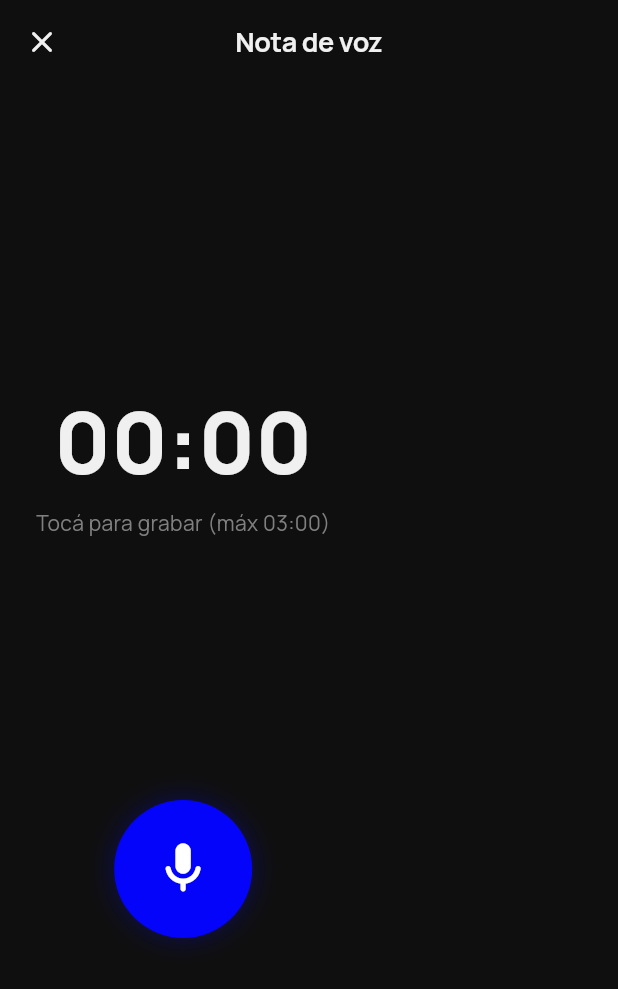
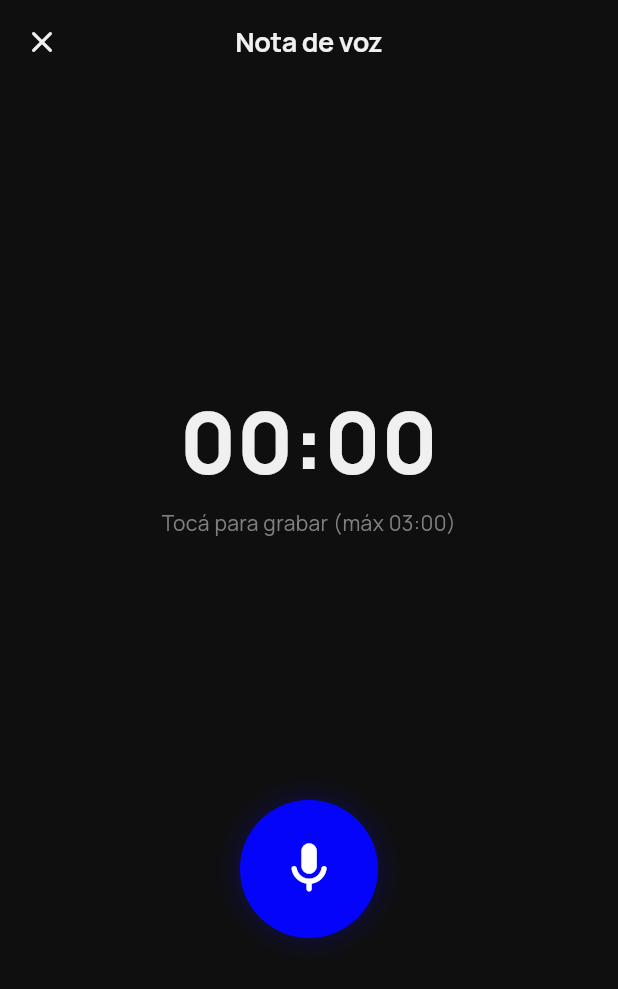
Before and after one commit to leopecom1/sentio, a Flutter app: the VoiceNoteScreen screen opened by its route, on a phone screen of 412 x 824 dp. Shown: the top 989 px of the screen. Run offline on Flutter 3.47's test engine with Material 3 defaults, Android fonts, the phone set to English and light mode, and no system bars; our stand-ins replace audioplayers, cached_network_image, confetti, fl_chart, flutter_local_notifications, flutter_svg and 9 more; missing offline and left inert: onesignal_flutter, record; accounts and stored records are empty.

Commit message:
Notas de voz: fix UI (menú sobre el nav + grabador centrado)
- El sheet de tipo de nota usa useRootNavigator para no quedar tapado por la barra de navegación del shell
- El grabador: Column a ancho completo (Container width infinity) + center + textAlign, antes quedaba pegado a la izquierda

Co-Authored-By: Claude Opus 4.8 <noreply@anthropic.com>

```diff
--- a/sentio_app/lib/screens/journal/journal_screen.dart
+++ b/sentio_app/lib/screens/journal/journal_screen.dart
@@ -341,6 +341,7 @@ class JournalScreen extends StatelessWidget {
 void _showNoteTypeSheet(BuildContext context) {
   showModalBottomSheet(
     context: context,
+    useRootNavigator: true, // por encima de la barra de navegación del shell
     backgroundColor: SentioColors.surface,
     shape: const RoundedRectangleBorder(
       borderRadius: BorderRadius.vertical(top: Radius.circular(24)),
--- a/sentio_app/lib/screens/journal/voice_note_screen.dart
+++ b/sentio_app/lib/screens/journal/voice_note_screen.dart
@@ -158,13 +158,16 @@ class _VoiceNoteScreenState extends State<VoiceNoteScreen> {
                 fontSize: 18, fontWeight: FontWeight.w700, color: SentioColors.textPrimary)),
       ),
       body: SafeArea(
-        child: Padding(
+        child: Container(
+          width: double.infinity, // el Column ocupa todo el ancho → se centra de verdad
           padding: const EdgeInsets.all(24),
           child: Column(
+            crossAxisAlignment: CrossAxisAlignment.center,
             children: [
               const Spacer(),
               // Contador
               Text(_fmt(_elapsed),
+                  textAlign: TextAlign.center,
                   style: GoogleFonts.manrope(
                       fontSize: 56, fontWeight: FontWeight.w800, color: SentioColors.textPrimary)),
               const SizedBox(height: 4),
@@ -174,6 +177,7 @@ class _VoiceNoteScreenState extends State<VoiceNoteScreen> {
                       : _phase == _Phase.recorded
                           ? 'Escuchá tu nota antes de guardar'
                           : 'Tocá para grabar (máx ${_fmt(_maxSeconds)})',
+                  textAlign: TextAlign.center,
                   style: GoogleFonts.manrope(fontSize: 14, color: SentioColors.textSecondary)),
               const Spacer(),
 
```
